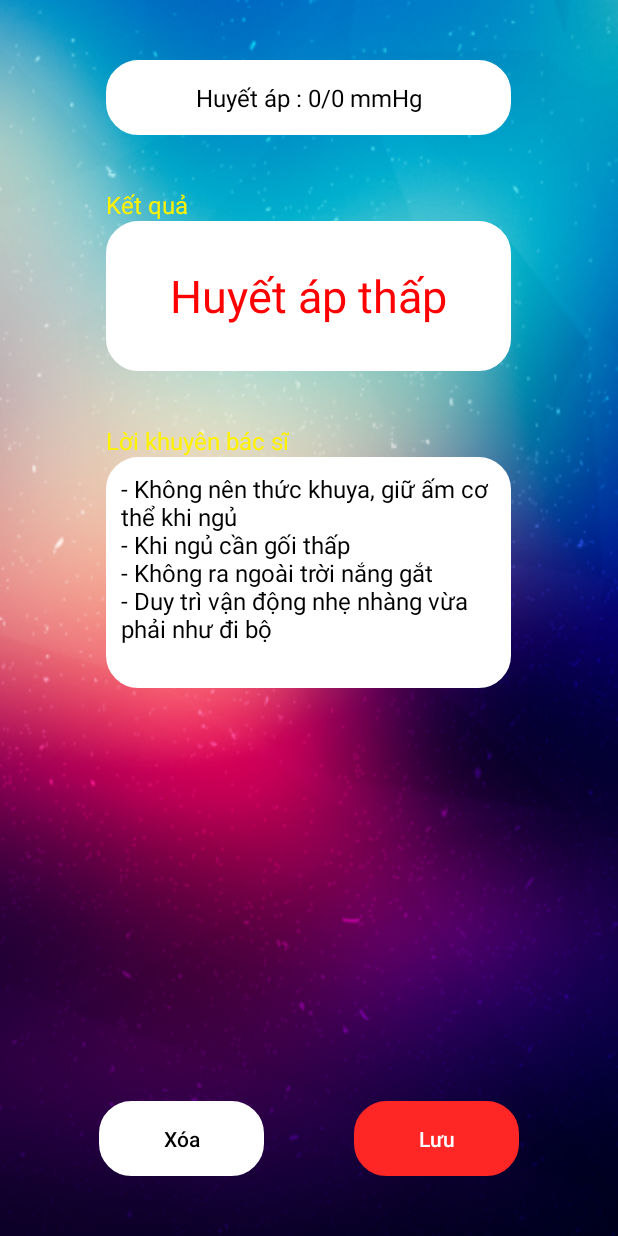
After one commit to Vinhnguyen2109/HealthCare, an Android app: the ResultHuyetAp screen opened directly, with no data from a screen before it, on a phone screen of 412 x 824 dp. The commit adds this screen. Run offline under Robolectric (Android 15) with nearby library versions, the phone set to English and light mode, and no system bars.

Commit message:
Huyết áp

```diff
--- a/app/src/main/AndroidManifest.xml
+++ b/app/src/main/AndroidManifest.xml
@@ -9,7 +9,9 @@
         android:roundIcon="@mipmap/ic_launcher_round"
         android:supportsRtl="true"
         android:theme="@style/Theme.AppCompat.NoActionBar">
-        <activity android:name=".controller.TheoDoiTrieuChung"></activity>
+        <activity android:name=".controller.ResultHuyetAp"></activity>
+        <activity android:name=".controller.TheoDoiHuyetAp" />
+        <activity android:name=".controller.TheoDoiTrieuChung" />
         <activity android:name=".controller.ThemNhacNho" />
         <activity android:name=".controller.LichUongThuoc" />
         <activity android:name=".controller.MainActivity">
--- /dev/null
+++ b/app/src/main/java/com/example/healthcare/controller/ResultHuyetAp.java
@@ -0,0 +1,113 @@
+package com.example.healthcare.controller;
+
+import android.content.Intent;
+import android.graphics.Color;
+import android.os.Build;
+import android.os.Bundle;
+import android.view.View;
+import android.widget.Button;
+import android.widget.TextView;
+
+import androidx.annotation.RequiresApi;
+import androidx.appcompat.app.AppCompatActivity;
+
+import com.example.healthcare.R;
+import com.example.healthcare.database.DataHuyetAp;
+import com.example.healthcare.model.HuyetAp;
+
+import java.time.LocalDate;
+import java.time.ZoneId;
+import java.util.Date;
+
+public class ResultHuyetAp extends AppCompatActivity {
+    DataHuyetAp dataManager;
+    Button btn_huy, btn_luu;
+    TextView chiso, ketqua, loikhuyen;
+
+    @RequiresApi(api = Build.VERSION_CODES.O)
+    @Override
+    protected void onCreate(Bundle savedInstanceState) {
+        super.onCreate(savedInstanceState);
+        setContentView(R.layout.activity_result_huyet_ap);
+        getView();
+        dataManager = new DataHuyetAp(ResultHuyetAp.this);
+        //region text view chi so
+        String s = "Huyết áp : " + String.valueOf(TheoDoiHuyetAp.BLOOD_MAX) + "/" + String.valueOf(TheoDoiHuyetAp.BLOOD_MIN) + " mmHg";
+        chiso.setText(s);
+        //endregion
+        //region text view ket qua va loi khuyen
+        if ((TheoDoiHuyetAp.BLOOD_MAX < 90)) {
+            ketqua.setText("Huyết áp thấp");
+            ketqua.setTextColor(Color.RED);
+            loikhuyen.setText("- Không nên thức khuya, giữ ấm cơ thể khi ngủ\n" +
+                    "- Khi ngủ cần gối thấp\n" +
+                    "- Không ra ngoài trời nắng gắt\n" +
+                    "- Duy trì vận động nhẹ nhàng vừa phải như đi bộ\n");
+        } else if ((TheoDoiHuyetAp.BLOOD_MAX >= 90) && (TheoDoiHuyetAp.BLOOD_MAX < 120) && (TheoDoiHuyetAp.BLOOD_MIN < 80)) {
+            ketqua.setText("Huyết áp bình thường");
+            ketqua.setTextColor(Color.BLACK);
+            loikhuyen.setText("Giữ vững thói quen ăn uống hoạt động như hiện nay.\n");
+        } else if (((TheoDoiHuyetAp.BLOOD_MAX >= 120) && (TheoDoiHuyetAp.BLOOD_MAX < 140))
+                        || ((TheoDoiHuyetAp.BLOOD_MIN >= 80) && (TheoDoiHuyetAp.BLOOD_MIN < 90))) {
+            ketqua.setText("Tiền cao huyết áp");
+            ketqua.setTextColor(Color.YELLOW);
+            loikhuyen.setText("- Chọn trái cây, rau, ngũ cốc, thịt gia cầm, cá và các thực phẩm từ sữa ít chất béo.\n" +
+                    "- Sử dụng ít muối, hạn chế thực phẩm chế biến sẵn và đóng hộp\n" +
+                    "- Hạn chế rượu\n" +
+                    "- Không hút thuốc\n");
+        } else if ((TheoDoiHuyetAp.BLOOD_MAX >= 140) || (TheoDoiHuyetAp.BLOOD_MIN >= 90)) {
+            ketqua.setText("Huyết áp cao");
+            ketqua.setTextColor(Color.RED);
+            loikhuyen.setText("- Chọn trái cây, rau, ngũ cốc, thịt gia cầm, cá và các thực phẩm từ sữa ít chất béo.\n" +
+                    "- Sử dụng ít muối, hạn chế thực phẩm chế biến sẵn và đóng hộp\n" +
+                    "- Hạn chế rượu\n" +
+                    "- Không hút thuốc\n");
+        }
+        if ((TheoDoiHuyetAp.BLOOD_MAX >= 160) && (TheoDoiHuyetAp.BLOOD_MIN >= 100)) {
+            ketqua.setText("Nguy hiểm!");
+            ketqua.setTextColor(Color.RED);
+            loikhuyen.setText("Cần đến cơ sở y tế gần nhất trong thời gian sớm nhất\n");
+        }
+        //endregion
+        //region luu ket qua
+        btn_luu.setOnClickListener(new View.OnClickListener() {
+            @Override
+            public void onClick(View v) {
+                Date date = new Date();
+                LocalDate localDate = date.toInstant().atZone(ZoneId.systemDefault()).toLocalDate();
+                int y = localDate.getYear();
+                int m = localDate.getMonthValue();
+                int d = localDate.getDayOfMonth();
+                String s = String.format("%02d", d) + String.format("%02d", m) + String.valueOf(y);
+                HuyetAp temp = new HuyetAp();
+                temp.setId(dataManager.highestID() + 1);
+                temp.setMax(TheoDoiHuyetAp.BLOOD_MAX);
+                temp.setMin(TheoDoiHuyetAp.BLOOD_MIN);
+                temp.setNgay(Integer.parseInt(s));
+                dataManager.addHuyetAp(temp);
+                Intent intent = new Intent(ResultHuyetAp.this, TheoDoiHuyetAp.class);
+                finish();
+                startActivity(intent);
+            }
+        });
+        //endregion
+        //region xoa ket qua
+        btn_huy.setOnClickListener(new View.OnClickListener() {
+            @Override
+            public void onClick(View v) {
+                Intent intent = new Intent(ResultHuyetAp.this, TheoDoiHuyetAp.class);
+                finish();
+                startActivity(intent);
+            }
+        });
+        //endregion
+    }
+
+    public void getView() {
+        btn_luu = findViewById(R.id.btn_luu_huyet_ap);
+        btn_huy = findViewById(R.id.btn_huy_huyet_ap);
+        chiso = findViewById(R.id.txt_huyet_ap);
+        ketqua = findViewById(R.id.huyet_ap_result);
+        loikhuyen = findViewById(R.id.loi_khuyen_huyet_ap);
+    }
+}
--- a/app/src/main/java/com/example/healthcare/database/DataManager.java
+++ b/app/src/main/java/com/example/healthcare/database/DataManager.java
@@ -5,8 +5,8 @@ import android.database.sqlite.SQLiteDatabase;
 import android.database.sqlite.SQLiteOpenHelper;
 
 public class DataManager extends SQLiteOpenHelper {
-    private static final String DATABASE_NAME = "Database.db";
-    private static final int DATABASE_VERSION = 12;
+    private static final String DATABASE_NAME = "database.db";
+    private static final int DATABASE_VERSION = 1;
 
     public DataManager(Context context) {
         super(context, DATABASE_NAME, null, DATABASE_VERSION);
@@ -20,6 +20,8 @@ public class DataManager extends SQLiteOpenHelper {
         db.execSQL(sql);
         sql = "CREATE TABLE TrieuChung (ngay int, mota TEXT, taikham INTEGER, PRIMARY KEY(ngay))";
         db.execSQL(sql);
+        sql = "CREATE TABLE HuyetAp (id INTEGER , ngay INTEGER, min INTEGER, max INTEGER, PRIMARY KEY(id))";
+        db.execSQL(sql);
     }
 
     @Override
@@ -28,6 +30,7 @@ public class DataManager extends SQLiteOpenHelper {
         db.execSQL("DROP TABLE IF EXISTS Thuoc");
         db.execSQL("DROP TABLE IF EXISTS UongThuoc");
         db.execSQL("DROP TABLE IF EXISTS TrieuChung");
+        db.execSQL("DROP TABLE IF EXISTS HuyetAp");
         //Tiến hành tạo bảng mới
         onCreate(db);
     }
--- /dev/null
+++ b/app/src/main/res/layout/activity_result_huyet_ap.xml
@@ -0,0 +1,112 @@
+<?xml version="1.0" encoding="utf-8"?>
+<androidx.constraintlayout.widget.ConstraintLayout xmlns:android="http://schemas.android.com/apk/res/android"
+    xmlns:tools="http://schemas.android.com/tools"
+    android:layout_width="match_parent"
+    android:layout_height="match_parent"
+    android:background="@drawable/bghome"
+    tools:context=".controller.ResultHuyetAp">
+
+    <LinearLayout
+        android:layout_width="match_parent"
+        android:layout_height="match_parent"
+        android:orientation="vertical">
+
+        <TextView
+            android:id="@+id/txt_huyet_ap"
+            android:layout_width="270dp"
+            android:layout_height="50dp"
+            android:layout_gravity="center"
+            android:layout_marginTop="40dp"
+            android:background="@drawable/border"
+            android:backgroundTint="@color/white"
+            android:gravity="center"
+            android:text="Huyết áp : 0/0 mmHg"
+            android:textColor="@color/black"
+            android:textSize="16dp" />
+
+        <LinearLayout
+            android:layout_width="wrap_content"
+            android:layout_height="wrap_content"
+            android:layout_gravity="center"
+            android:layout_marginTop="35dp"
+            android:orientation="vertical">
+
+            <TextView
+                android:layout_width="wrap_content"
+                android:layout_height="wrap_content"
+                android:text="Kết quả"
+                android:textColor="#fff200"
+                android:textSize="16sp" />
+
+            <TextView
+                android:id="@+id/huyet_ap_result"
+                android:layout_width="270dp"
+                android:layout_height="100dp"
+                android:background="@drawable/border"
+                android:backgroundTint="@color/white"
+                android:gravity="center"
+                android:text="text"
+                android:textColor="@color/black"
+                android:textSize="30sp" />
+        </LinearLayout>
+
+        <LinearLayout
+            android:layout_width="wrap_content"
+            android:layout_height="wrap_content"
+            android:layout_gravity="center"
+            android:layout_marginTop="35dp"
+            android:orientation="vertical">
+
+            <TextView
+                android:layout_width="wrap_content"
+                android:layout_height="wrap_content"
+                android:text="Lời khuyên bác sĩ"
+                android:textColor="#fff200"
+                android:textSize="16dp" />
+
+            <TextView
+                android:id="@+id/loi_khuyen_huyet_ap"
+                android:layout_width="270dp"
+                android:layout_height="wrap_content"
+                android:background="@drawable/border"
+                android:backgroundTint="@color/white"
+                android:padding="10dp"
+                android:text="Lời khuyên"
+                android:textColor="@color/black"
+                android:textSize="16sp" />
+        </LinearLayout>
+
+        <LinearLayout
+            android:layout_width="match_parent"
+            android:layout_height="match_parent"
+            android:layout_marginBottom="40dp"
+            android:gravity="center|bottom"
+            android:orientation="horizontal">
+
+            <Button
+                android:id="@+id/btn_huy_huyet_ap"
+                android:layout_width="110dp"
+                android:layout_height="50dp"
+                android:layout_gravity="bottom"
+                android:layout_marginRight="30dp"
+                android:background="@drawable/border"
+                android:backgroundTint="@color/white"
+                android:text="Xóa"
+                android:textAllCaps="false"
+                android:textColor="@color/black" />
+
+            <Button
+                android:id="@+id/btn_luu_huyet_ap"
+                android:layout_width="110dp"
+                android:layout_height="50dp"
+                android:layout_gravity="bottom"
+                android:layout_marginLeft="30dp"
+                android:background="@drawable/border"
+                android:backgroundTint="#ff2626"
+                android:text="Lưu"
+                android:textAllCaps="false"
+                android:textColor="@color/white" />
+        </LinearLayout>
+
+    </LinearLayout>
+</androidx.constraintlayout.widget.ConstraintLayout>
```
Also changed, not shown: app/src/main/java/com/example/healthcare/controller/MainActivity.java (+8 -0 lines), app/src/main/java/com/example/healthcare/controller/TheoDoiHuyetAp.java (added, +75 -0 lines), app/src/main/java/com/example/healthcare/database/DataHuyetAp.java (added, +66 -0 lines), app/src/main/java/com/example/healthcare/database/DataTrieuChung.java (+0 -18 lines), app/src/main/java/com/example/healthcare/model/HuyetAp.java (added, +40 -0 lines), app/src/main/res/layout/activity_theo_doi_huyet_ap.xml (added, +106 -0 lines), app/src/main/assets/Database.db.
